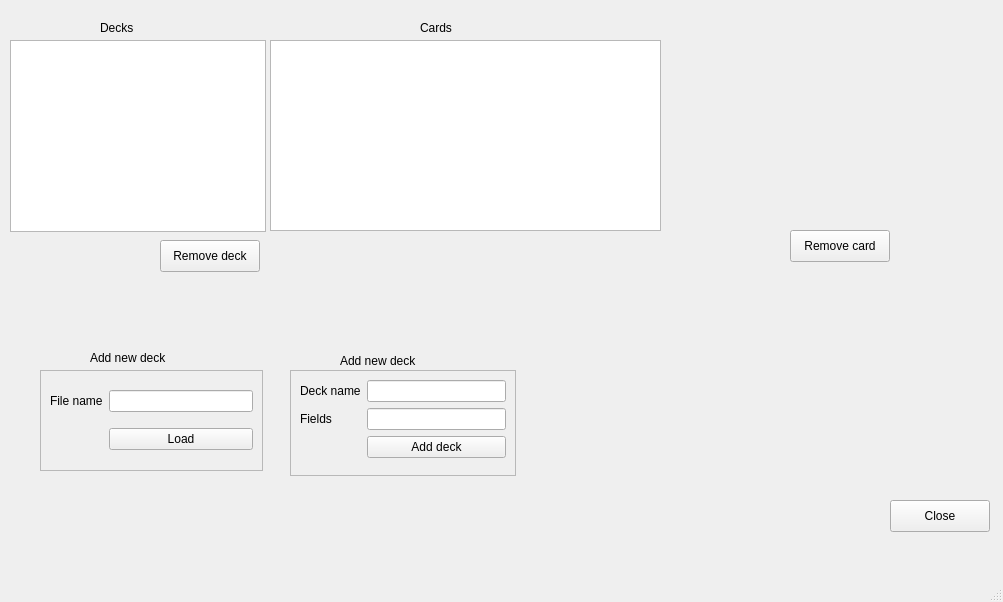
Above: student/07/flashcards_gui/mainwindow.ui from suvikristiin/programming3 before the change. Below: the same form after it.
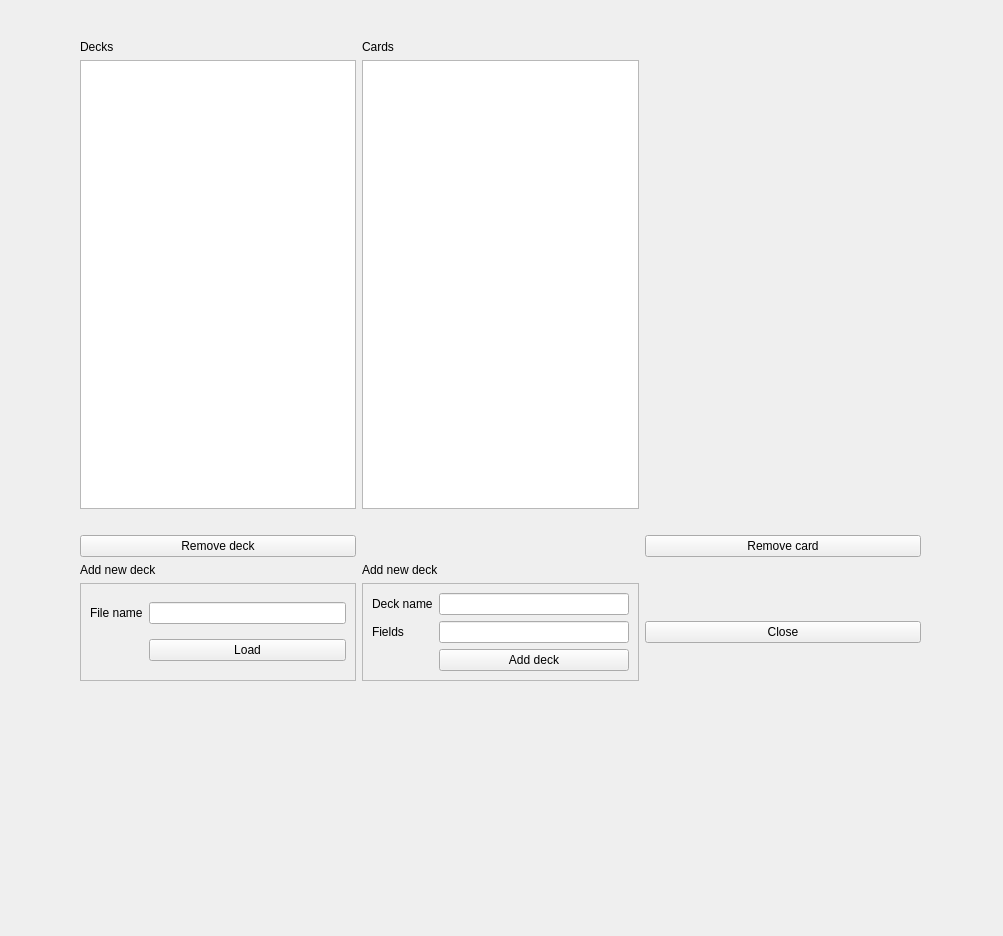
That is the form after the change.

Commit message: add ui elements inside gridlayout

Diff of the .ui file:
```diff
--- a/student/07/flashcards_gui/mainwindow.ui
+++ b/student/07/flashcards_gui/mainwindow.ui
@@ -7,7 +7,7 @@
     <x>0</x>
     <y>0</y>
     <width>1003</width>
-    <height>602</height>
+    <height>936</height>
    </rect>
   </property>
   <property name="windowTitle">
@@ -20,232 +20,152 @@
      <height>551</height>
     </size>
    </property>
-   <widget class="QLabel" name="label">
+   <widget class="QWidget" name="gridLayoutWidget">
     <property name="geometry">
      <rect>
-      <x>100</x>
-      <y>20</y>
-      <width>58</width>
-      <height>16</height>
-     </rect>
-    </property>
-    <property name="text">
-     <string>Decks</string>
-    </property>
-   </widget>
-   <widget class="QLabel" name="label_2">
-    <property name="geometry">
-     <rect>
-      <x>420</x>
-      <y>20</y>
-      <width>58</width>
-      <height>16</height>
-     </rect>
-    </property>
-    <property name="text">
-     <string>Cards</string>
-    </property>
-   </widget>
-   <widget class="QListWidget" name="decksListWidget">
-    <property name="geometry">
-     <rect>
-      <x>10</x>
+      <x>80</x>
       <y>40</y>
-      <width>256</width>
-      <height>192</height>
+      <width>841</width>
+      <height>641</height>
      </rect>
     </property>
-   </widget>
-   <widget class="QListWidget" name="cardsListWidget">
-    <property name="geometry">
-     <rect>
-      <x>270</x>
-      <y>40</y>
-      <width>391</width>
-      <height>191</height>
-     </rect>
-    </property>
-   </widget>
-   <widget class="QPushButton" name="removeDeckPushButton">
-    <property name="geometry">
-     <rect>
-      <x>160</x>
-      <y>240</y>
-      <width>100</width>
-      <height>32</height>
-     </rect>
-    </property>
-    <property name="text">
-     <string>Remove deck</string>
-    </property>
-   </widget>
-   <widget class="QLabel" name="infoLabel">
-    <property name="geometry">
-     <rect>
-      <x>340</x>
-      <y>240</y>
-      <width>321</width>
-      <height>20</height>
-     </rect>
-    </property>
-    <property name="text">
-     <string/>
-    </property>
-   </widget>
-   <widget class="QPushButton" name="removeCardPushButton">
-    <property name="geometry">
-     <rect>
-      <x>790</x>
-      <y>230</y>
-      <width>100</width>
-      <height>32</height>
-     </rect>
-    </property>
-    <property name="text">
-     <string>Remove card</string>
-    </property>
-   </widget>
-   <widget class="QPushButton" name="closePushButton">
-    <property name="geometry">
-     <rect>
-      <x>890</x>
-      <y>500</y>
-      <width>100</width>
-      <height>32</height>
-     </rect>
-    </property>
-    <property name="text">
-     <string>Close</string>
-    </property>
-   </widget>
-   <widget class="QFrame" name="frame">
-    <property name="geometry">
-     <rect>
-      <x>290</x>
-      <y>370</y>
-      <width>226</width>
-      <height>106</height>
-     </rect>
-    </property>
-    <property name="frameShape">
-     <enum>QFrame::Shape::StyledPanel</enum>
-    </property>
-    <property name="frameShadow">
-     <enum>QFrame::Shadow::Raised</enum>
-    </property>
-    <layout class="QFormLayout" name="formLayout">
+    <layout class="QGridLayout" name="gridLayout_2" columnstretch="1,1,1">
+     <item row="1" column="1">
+      <widget class="QListWidget" name="cardsListWidget"/>
+     </item>
+     <item row="5" column="0">
+      <widget class="QFrame" name="frame_2">
+       <property name="frameShape">
+        <enum>QFrame::Shape::StyledPanel</enum>
+       </property>
+       <property name="frameShadow">
+        <enum>QFrame::Shadow::Raised</enum>
+       </property>
+       <layout class="QGridLayout" name="gridLayout">
+        <item row="0" column="0">
+         <widget class="QLabel" name="label_7">
+          <property name="text">
+           <string>File name</string>
+          </property>
+         </widget>
+        </item>
+        <item row="0" column="1">
+         <widget class="QLineEdit" name="fileNameEdit"/>
+        </item>
+        <item row="1" column="1">
+         <widget class="QPushButton" name="loadFileButton">
+          <property name="text">
+           <string>Load</string>
+          </property>
+         </widget>
+        </item>
+       </layout>
+      </widget>
+     </item>
      <item row="0" column="0">
-      <widget class="QLabel" name="label_5">
+      <widget class="QLabel" name="label">
        <property name="text">
-        <string>Deck name</string>
+        <string>Decks</string>
        </property>
       </widget>
      </item>
-     <item row="0" column="1">
-      <widget class="QLineEdit" name="deckNameLineEdit"/>
+     <item row="5" column="1">
+      <widget class="QFrame" name="frame">
+       <property name="frameShape">
+        <enum>QFrame::Shape::StyledPanel</enum>
+       </property>
+       <property name="frameShadow">
+        <enum>QFrame::Shadow::Raised</enum>
+       </property>
+       <layout class="QFormLayout" name="formLayout">
+        <item row="0" column="0">
+         <widget class="QLabel" name="label_5">
+          <property name="text">
+           <string>Deck name</string>
+          </property>
+         </widget>
+        </item>
+        <item row="0" column="1">
+         <widget class="QLineEdit" name="deckNameLineEdit"/>
+        </item>
+        <item row="1" column="0">
+         <widget class="QLabel" name="label_6">
+          <property name="text">
+           <string>Fields</string>
+          </property>
+         </widget>
+        </item>
+        <item row="1" column="1">
+         <widget class="QLineEdit" name="deckFieldsLineEdit"/>
+        </item>
+        <item row="2" column="1">
+         <widget class="QPushButton" name="addDeckPushButton">
+          <property name="text">
+           <string>Add deck</string>
+          </property>
+         </widget>
+        </item>
+       </layout>
+      </widget>
      </item>
      <item row="1" column="0">
-      <widget class="QLabel" name="label_6">
+      <widget class="QListWidget" name="decksListWidget"/>
+     </item>
+     <item row="3" column="2">
+      <widget class="QPushButton" name="removeCardPushButton">
        <property name="text">
-        <string>Fields</string>
+        <string>Remove card</string>
        </property>
       </widget>
      </item>
-     <item row="1" column="1">
-      <widget class="QLineEdit" name="deckFieldsLineEdit"/>
+     <item row="4" column="0">
+      <widget class="QLabel" name="label_3">
+       <property name="text">
+        <string>Add new deck</string>
+       </property>
+      </widget>
      </item>
      <item row="2" column="1">
-      <widget class="QPushButton" name="addDeckPushButton">
+      <widget class="QLabel" name="infoLabel">
        <property name="text">
-        <string>Add deck</string>
+        <string/>
        </property>
       </widget>
      </item>
-    </layout>
-   </widget>
-   <widget class="QFrame" name="frame_2">
-    <property name="geometry">
-     <rect>
-      <x>40</x>
-      <y>370</y>
-      <width>223</width>
-      <height>101</height>
-     </rect>
-    </property>
-    <property name="frameShape">
-     <enum>QFrame::Shape::StyledPanel</enum>
-    </property>
-    <property name="frameShadow">
-     <enum>QFrame::Shadow::Raised</enum>
-    </property>
-    <layout class="QGridLayout" name="gridLayout">
-     <item row="0" column="0">
-      <widget class="QLabel" name="label_7">
+     <item row="4" column="1">
+      <widget class="QLabel" name="label_4">
        <property name="text">
-        <string>File name</string>
+        <string>Add new deck</string>
+       </property>
+      </widget>
+     </item>
+     <item row="5" column="2">
+      <widget class="QPushButton" name="closePushButton">
+       <property name="text">
+        <string>Close</string>
        </property>
       </widget>
      </item>
      <item row="0" column="1">
-      <widget class="QLineEdit" name="fileNameEdit"/>
+      <widget class="QLabel" name="label_2">
+       <property name="text">
+        <string>Cards</string>
+       </property>
+      </widget>
      </item>
-     <item row="1" column="1">
-      <widget class="QPushButton" name="loadFileButton">
+     <item row="3" column="0">
+      <widget class="QPushButton" name="removeDeckPushButton">
        <property name="text">
-        <string>Load</string>
+        <string>Remove deck</string>
        </property>
       </widget>
      </item>
+     <item row="1" column="2">
+      <widget class="QWidget" name="cardWidget" native="true"/>
+     </item>
     </layout>
    </widget>
-   <widget class="QLabel" name="label_3">
-    <property name="geometry">
-     <rect>
-      <x>90</x>
-      <y>350</y>
-      <width>125</width>
-      <height>16</height>
-     </rect>
-    </property>
-    <property name="text">
-     <string>Add new deck</string>
-    </property>
-   </widget>
-   <widget class="QLabel" name="label_4">
-    <property name="geometry">
-     <rect>
-      <x>340</x>
-      <y>350</y>
-      <width>111</width>
-      <height>21</height>
-     </rect>
-    </property>
-    <property name="text">
-     <string>Add new deck</string>
-    </property>
-   </widget>
-   <widget class="QWidget" name="cardWidget" native="true">
-    <property name="geometry">
-     <rect>
-      <x>670</x>
-      <y>40</y>
-      <width>311</width>
-      <height>191</height>
-     </rect>
-    </property>
-   </widget>
   </widget>
-  <widget class="QMenuBar" name="menubar">
-   <property name="geometry">
-    <rect>
-     <x>0</x>
-     <y>0</y>
-     <width>1003</width>
-     <height>24</height>
-    </rect>
-   </property>
-  </widget>
-  <widget class="QStatusBar" name="statusbar"/>
  </widget>
  <resources/>
  <connections/>
```
The commit also changes 2 other files.
